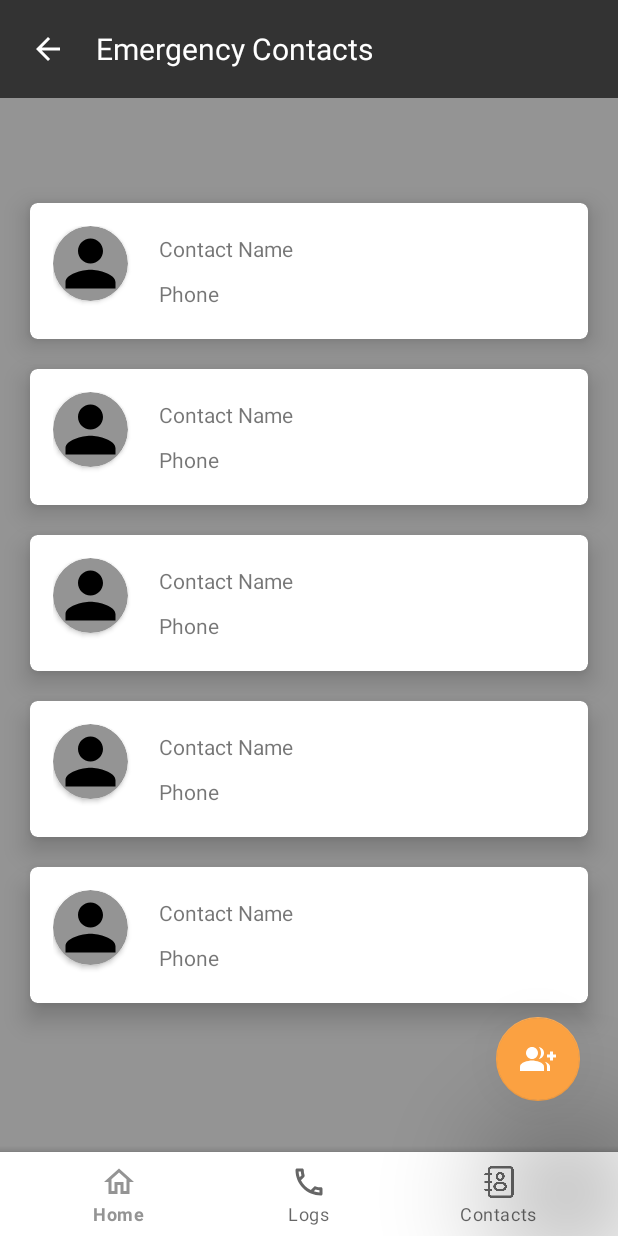
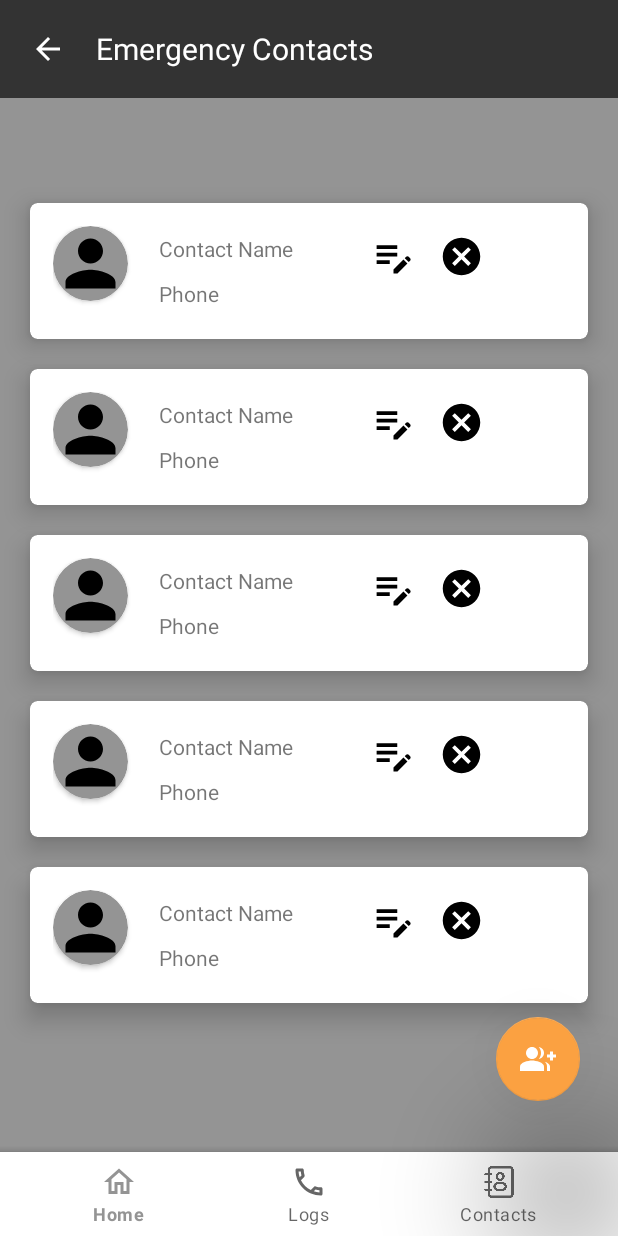
Before and after one commit to mgaditya-er/DriveGuard-App, an Android app: the layout activity_contacts.xml on its own in the app's theme, with its tools: preview values and no code run, on a phone screen of 412 x 824 dp. Run offline under Robolectric (Android 15) with nearby library versions, the phone set to English and light mode, and no system bars.

Commit message:
feat: Contact Delete on firebase also

```diff
--- a/app/build.gradle
+++ b/app/build.gradle
@@ -39,6 +39,7 @@ android {
 dependencies {
 
     implementation 'androidx.appcompat:appcompat:1.6.1'
+
     implementation 'com.google.android.material:material:1.8.0'
 
     implementation 'androidx.constraintlayout:constraintlayout:2.1.4'
@@ -48,6 +49,7 @@ dependencies {
     testImplementation 'junit:junit:4.13.2'
     androidTestImplementation 'androidx.test.ext:junit:1.1.5'
     androidTestImplementation 'androidx.test.espresso:espresso-core:3.5.1'
+
     implementation 'com.google.firebase:firebase-bom:32.7.0'
     implementation "com.google.android.gms:play-services-location:17.0.0"
 
--- a/app/src/main/java/com/example/vehiclesafe/Activity_CallLogs.java
+++ b/app/src/main/java/com/example/vehiclesafe/Activity_CallLogs.java
@@ -178,6 +178,7 @@ private void showMissedCalls() {
 //                        // Vibrate for 500 milliseconds
 //                        vibrator.vibrate(500);
 //                        requestSmsPermission(name,number);
+                        Toast.makeText(this, "Vibrating due to repeated calls", Toast.LENGTH_SHORT).show();
                     }
                     for (Map<String, String> data : dataList) {
                         if (data.get("number").startsWith(number)) {
--- a/app/src/main/java/com/example/vehiclesafe/LocationHelper.java
+++ b/app/src/main/java/com/example/vehiclesafe/LocationHelper.java
@@ -19,16 +19,12 @@ public class LocationHelper {
         try {
             // Request location updates
             locationManager.requestLocationUpdates(LocationManager.GPS_PROVIDER, 5000, 10, locationListener);
-
             // Wait for a moment to receive location updates
             Thread.sleep(5000);
-
             // Stop receiving location updates
             locationManager.removeUpdates(locationListener);
-
             // Get the last known location
             Location lastKnownLocation = locationManager.getLastKnownLocation(LocationManager.GPS_PROVIDER);
-
             if (lastKnownLocation != null) {
                 // Generate Google Maps link
                 return getGoogleMapsLink(lastKnownLocation.getLatitude(), lastKnownLocation.getLongitude());
--- /dev/null
+++ b/app/src/main/res/drawable/baseline_cancel_24.xml
@@ -0,0 +1,5 @@
+<vector android:height="24dp" android:tint="#000000"
+    android:viewportHeight="24" android:viewportWidth="24"
+    android:width="24dp" xmlns:android="http://schemas.android.com/apk/res/android">
+    <path android:fillColor="@android:color/white" android:pathData="M12,2C6.47,2 2,6.47 2,12s4.47,10 10,10 10,-4.47 10,-10S17.53,2 12,2zM17,15.59L15.59,17 12,13.41 8.41,17 7,15.59 10.59,12 7,8.41 8.41,7 12,10.59 15.59,7 17,8.41 13.41,12 17,15.59z"/>
+</vector>
--- /dev/null
+++ b/app/src/main/res/drawable/baseline_edit_note_24.xml
@@ -0,0 +1,5 @@
+<vector android:height="24dp" android:tint="#000000"
+    android:viewportHeight="24" android:viewportWidth="24"
+    android:width="24dp" xmlns:android="http://schemas.android.com/apk/res/android">
+    <path android:fillColor="@android:color/white" android:pathData="M3,10h11v2H3V10zM3,8h11V6H3V8zM3,16h7v-2H3V16zM18.01,12.87l0.71,-0.71c0.39,-0.39 1.02,-0.39 1.41,0l0.71,0.71c0.39,0.39 0.39,1.02 0,1.41l-0.71,0.71L18.01,12.87zM17.3,13.58l-5.3,5.3V21h2.12l5.3,-5.3L17.3,13.58z"/>
+</vector>
--- a/app/src/main/res/layout/contact_item.xml
+++ b/app/src/main/res/layout/contact_item.xml
@@ -34,7 +34,7 @@
         <LinearLayout
 
             android:layout_marginStart="15dp"
-            android:layout_width="200dp"
+            android:layout_width="140dp"
             android:layout_height="wrap_content"
             android:orientation="vertical">
 
@@ -55,23 +55,23 @@
         </LinearLayout>
 
         <LinearLayout
-            android:layout_marginStart="15dp"
+            android:layout_marginStart="1dp"
             android:orientation="horizontal"
             android:padding="5dp"
-            android:layout_width="match_parent"
+            android:layout_width="100dp"
             android:layout_height="match_parent">
 
             <ImageView
-                android:layout_width="20dp"
-                android:layout_height="20dp"
-                android:src="@drawable/edit_icon"
+                android:layout_width="30dp"
+                android:layout_height="30dp"
+                android:src="@drawable/baseline_edit_note_24"
                 android:id="@+id/edit_btn"/>
 
             <ImageView
                 android:layout_marginStart="15dp"
-                android:layout_width="20dp"
-                android:layout_height="20dp"
-                android:src="@drawable/delete_icon"
+                android:layout_width="30dp"
+                android:layout_height="30dp"
+                android:src="@drawable/baseline_cancel_24"
                 android:id="@+id/delete_btn"/>
 
         </LinearLayout>
```
Also changed, not shown: app/src/main/java/com/example/vehiclesafe/Activity_Contacts.java (+95 -11 lines), app/src/main/java/com/example/vehiclesafe/ContactAdapter.java (+48 -1 lines), 1 other file.
